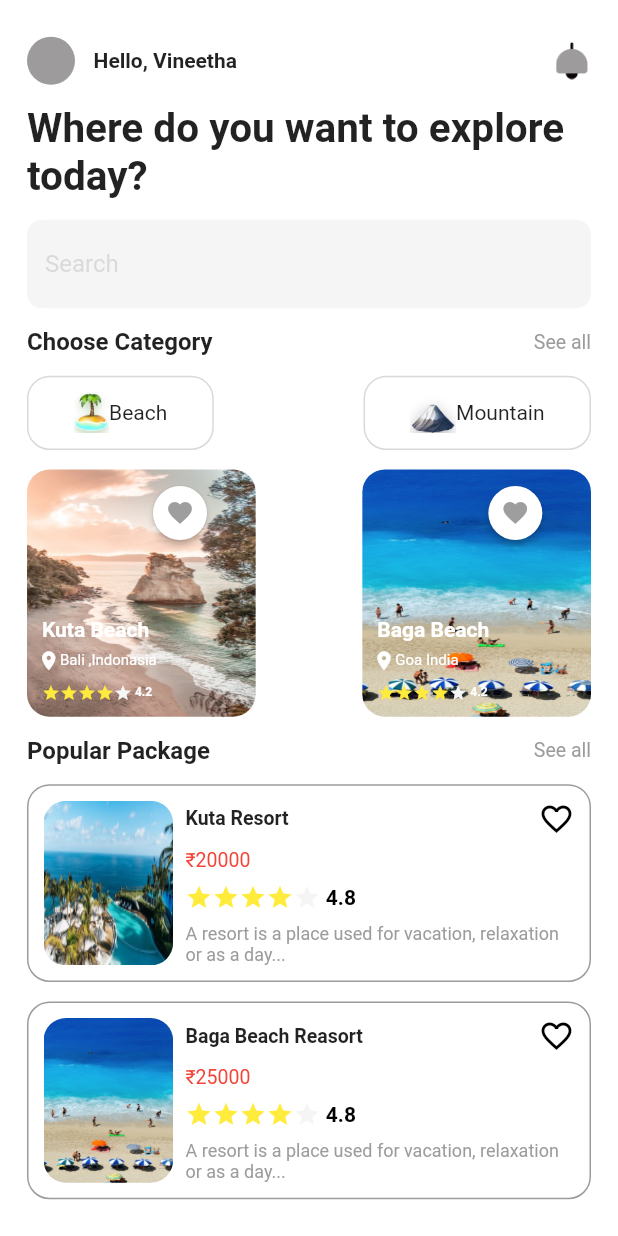
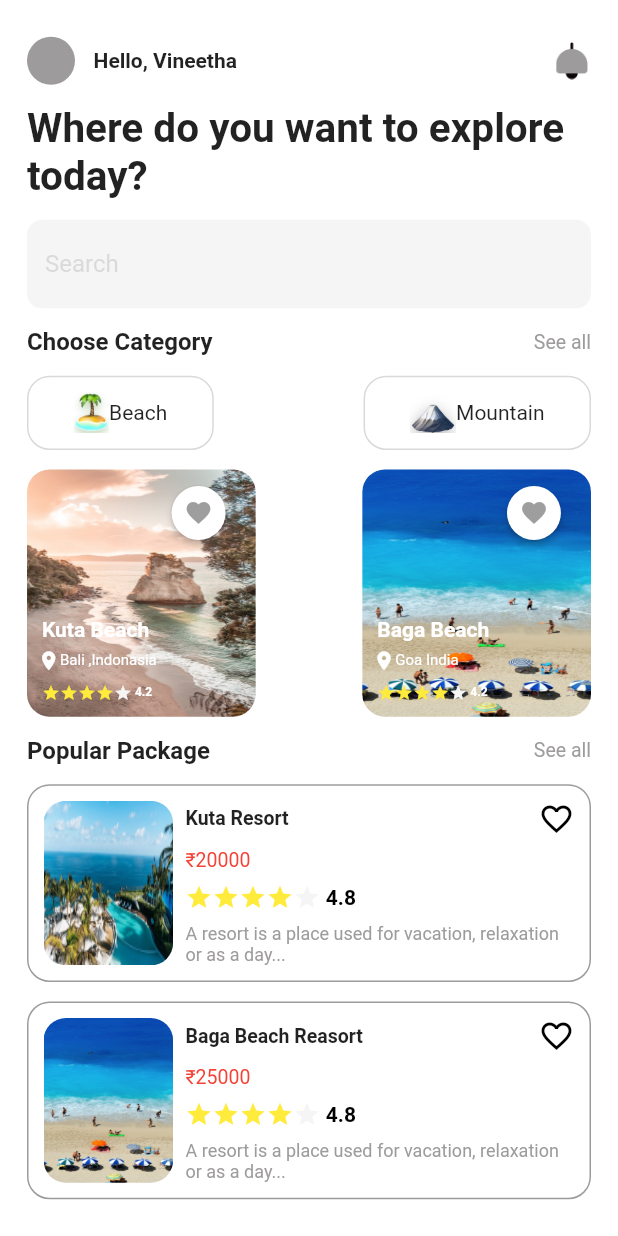
Before and after one commit to arpitvermaofficial/Assignment-Task-Thinnai-Experiences, a Flutter app: the screen it shows after launch, on a phone screen of 412 x 824 dp. Run offline on Flutter 3.47's test engine with Material 2 defaults, Android fonts, the phone set to English and light mode, and no system bars.

Commit message:
Update widgets.dart

```diff
--- a/lib/components/widgets.dart
+++ b/lib/components/widgets.dart
@@ -94,7 +94,7 @@ class _Categorycard2State extends State<Categorycard2> {
         ),
         Positioned(
           top: 5,
-          left: 70,
+          left: size.width * 0.2,
           child: ElevatedButton(
             style: ButtonStyle(
               backgroundColor: MaterialStateProperty.all(categorycard2clr),
```
